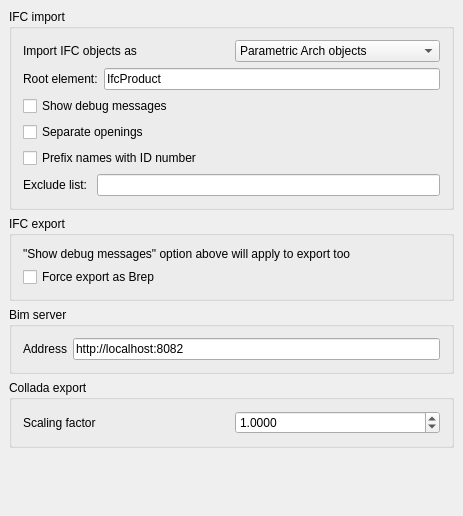
This is src/Mod/Arch/Resources/ui/archprefs-import.ui in berndhahnebach/All_FreeCAD as Qt 5 draws it before an edit. The edited form follows.
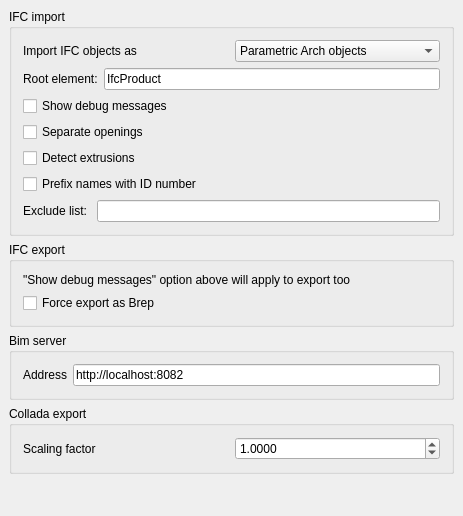
This is the edited form. Custom widgets are drawn as their Qt base class.

Commit message:
Arch: IFC importer can now recreate extrusions
By enabling the setting in IFC preferences, the IFC
importer can now detect if an input shape is a normal
extrusion, and create the object as a Part::Extrusion.

Diff of the .ui file:
```diff
--- a/src/Mod/Arch/Resources/ui/archprefs-import.ui
+++ b/src/Mod/Arch/Resources/ui/archprefs-import.ui
@@ -137,6 +137,26 @@
         </item>
        </layout>
       </item>
+      <item>
+       <layout class="QHBoxLayout" name="horizontalLayout_4">
+        <item>
+         <widget class="Gui::PrefCheckBox" name="checkBox_2">
+          <property name="toolTip">
+           <string>If this is checked, the importer will try to detect extrusions. This might slow things down...</string>
+          </property>
+          <property name="text">
+           <string>Detect extrusions</string>
+          </property>
+          <property name="prefEntry" stdset="0">
+           <cstring>ifcGetExtrusions</cstring>
+          </property>
+          <property name="prefPath" stdset="0">
+           <cstring>Mod/Arch</cstring>
+          </property>
+         </widget>
+        </item>
+       </layout>
+      </item>
       <item>
        <layout class="QHBoxLayout" name="horizontalLayout_12">
         <item>
```
The commit also changes 3 other files.
